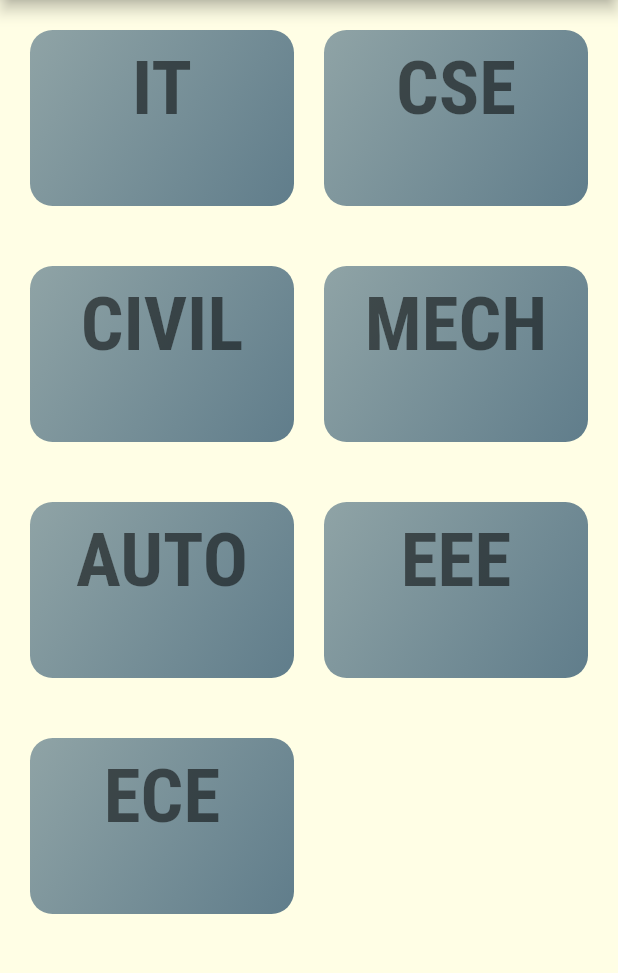
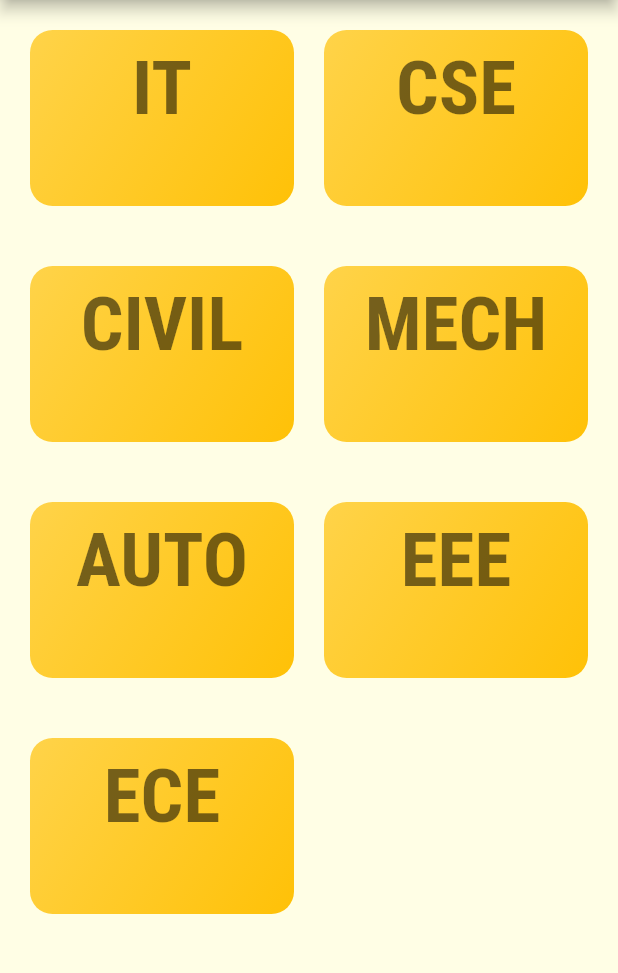
Before and after one commit to kir-aan/ou_notes, a Flutter app: the screen it shows after launch, on a phone screen of 412 x 824 dp, the part 84-1057 px from its top. Run offline on Flutter 3.47's test engine with Material 2 defaults, Android fonts, the phone set to English and light mode, and no system bars.

Commit message:
Modified Color scheme and added new headline

```diff
--- a/lib/main.dart
+++ b/lib/main.dart
@@ -12,8 +12,9 @@ class MyApp extends StatelessWidget {
       title: 'OU Notes',
       theme: ThemeData(
         primaryColor: Colors.black,
-        primarySwatch: Colors.grey,
-        accentColor: Colors.blueGrey,
+        splashColor: Colors.black,
+        cardColor: Color.fromRGBO(197, 219, 212, 1),
+        accentColor: Colors.amber,
         canvasColor: Color.fromRGBO(255, 254, 229, 1),
         fontFamily: 'RobotoCondensed',
         textTheme: ThemeData.light().textTheme.copyWith(
@@ -28,7 +29,12 @@ class MyApp extends StatelessWidget {
               fontFamily: 'RobotoCondensed',
               fontWeight: FontWeight.w700,
             ),
-            ),
+            headline2: TextStyle(
+              fontSize: 40,
+              color: Colors.grey[850],
+              fontFamily: 'RobotoCondensed',
+              fontWeight: FontWeight.w300,
+            )),
       ),
       home: BranchesPage(),
     );
```
Lines whose indentation alone changed are shown as unchanged.
